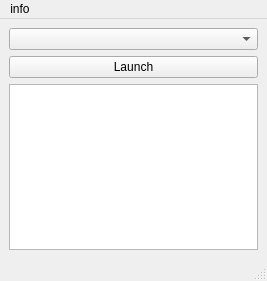
The window that ui/main.ui (dbspgnl/opencv_controller) describes before a commit, drawn with Qt 5.
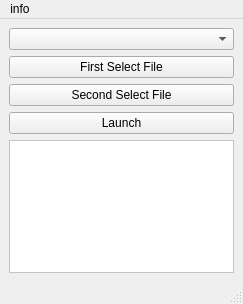
The same window after the commit.

Commit message: * Input 분리하고 Launch와 개별 동작하도록 수정, 실제 기능은 외부에서 가져오도록 수정

```diff
--- a/ui/main.ui
+++ b/ui/main.ui
@@ -6,8 +6,8 @@
    <rect>
     <x>0</x>
     <y>0</y>
-    <width>267</width>
-    <height>281</height>
+    <width>243</width>
+    <height>304</height>
    </rect>
   </property>
   <property name="windowTitle">
@@ -27,12 +27,33 @@
     <item row="1" column="0" colspan="2">
      <widget class="QPushButton" name="file_button">
       <property name="text">
-       <string>Launch</string>
+       <string>First Select File</string>
       </property>
      </widget>
     </item>
     <item row="2" column="0" colspan="2">
-     <widget class="QTextEdit" name="textEdit"/>
+     <widget class="QPushButton" name="btn_second">
+      <property name="text">
+       <string>Second Select File</string>
+      </property>
+     </widget>
+    </item>
+    <item row="3" column="0" colspan="2">
+     <widget class="QPushButton" name="btn_launch">
+      <property name="text">
+       <string>Launch</string>
+      </property>
+     </widget>
+    </item>
+    <item row="4" column="0" colspan="2">
+     <widget class="QTextBrowser" name="textBrowser">
+      <property name="styleSheet">
+       <string notr="true">background-color: white;</string>
+      </property>
+      <property name="frameShape">
+       <enum>QFrame::StyledPanel</enum>
+      </property>
+     </widget>
     </item>
    </layout>
   </widget>
@@ -41,7 +62,7 @@
     <rect>
      <x>0</x>
      <y>0</y>
-     <width>267</width>
+     <width>243</width>
      <height>22</height>
     </rect>
    </property>
```
Left out of the diff: 3 changed lines with no effect on the pictures. The commit also changes 6 other files.
